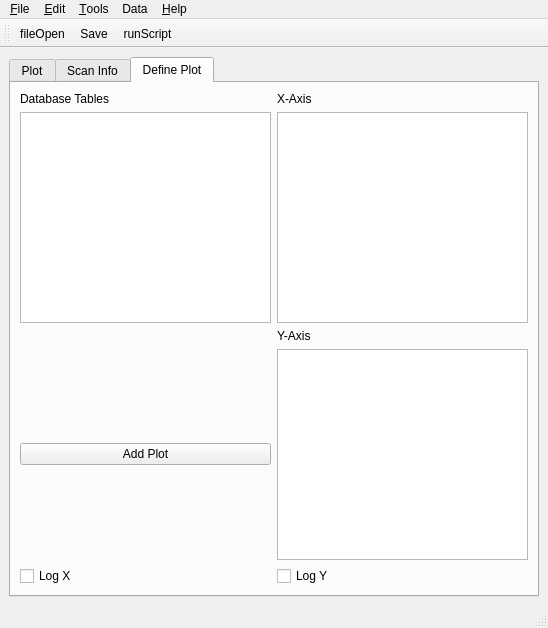
Qt form XTandem_Parsing/main.ui (mfitzp/toolz) before a commit.
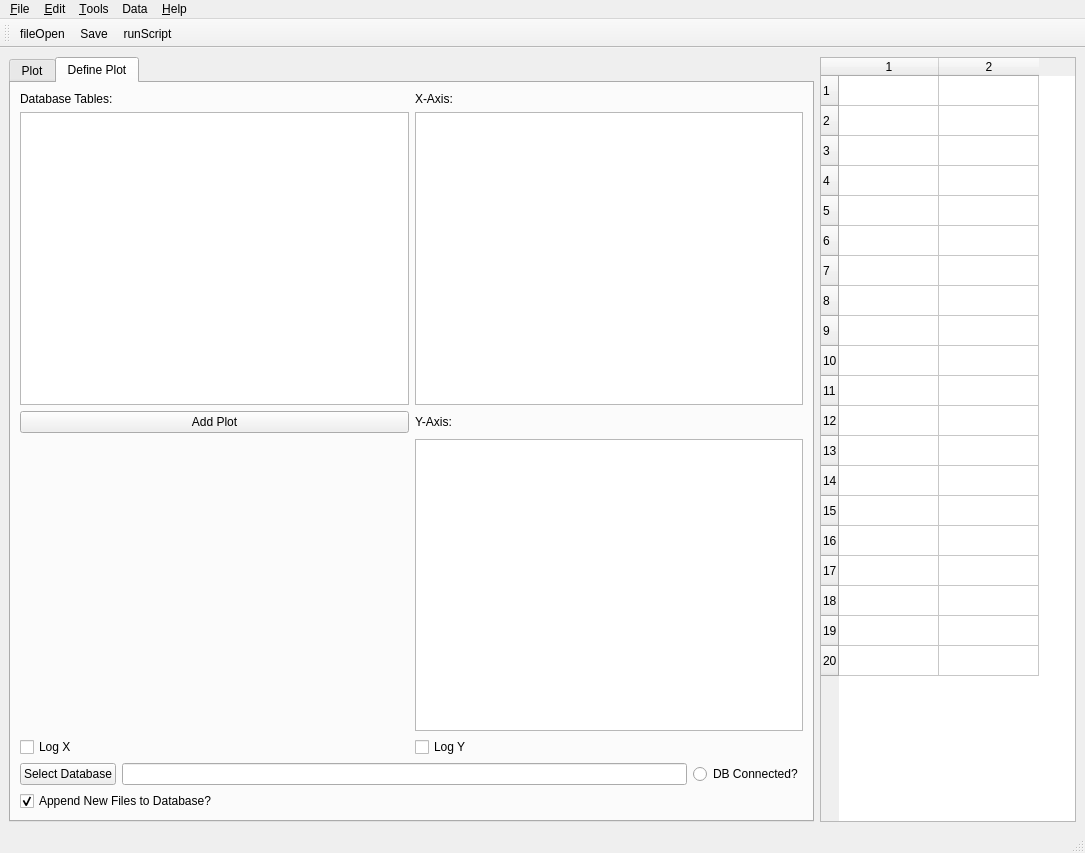
The same form after that commit. The open tabs and pages were chosen to show the change. Icons and pictures are not drawn. Custom widgets are drawn as their Qt base class.

Commit message: Update Scan Info Table and added color list

Patch:
```diff
--- a/XTandem_Parsing/main.ui
+++ b/XTandem_Parsing/main.ui
@@ -5,8 +5,8 @@
    <rect>
     <x>0</x>
     <y>0</y>
-    <width>548</width>
-    <height>628</height>
+    <width>1085</width>
+    <height>853</height>
    </rect>
   </property>
   <property name="minimumSize" >
@@ -30,161 +30,166 @@
     <normaloff>:/new/prefix1/icons/games.png</normaloff>:/new/prefix1/icons/games.png</iconset>
   </property>
   <widget class="QWidget" name="centralwidget" >
-   <property name="geometry" >
-    <rect>
-     <x>0</x>
-     <y>62</y>
-     <width>548</width>
-     <height>544</height>
-    </rect>
-   </property>
-   <layout class="QHBoxLayout" name="horizontalLayout_2" >
+   <layout class="QHBoxLayout" >
     <item>
-     <widget class="QSplitter" name="splitter" >
-      <property name="orientation" >
-       <enum>Qt::Vertical</enum>
-      </property>
-      <widget class="QWidget" name="layoutWidget" >
-       <layout class="QVBoxLayout" >
-        <item>
-         <widget class="QTabWidget" name="plotTabWidget" >
-          <property name="currentIndex" >
-           <number>0</number>
-          </property>
-          <widget class="QWidget" name="plotTab" >
-           <property name="geometry" >
-            <rect>
-             <x>0</x>
-             <y>0</y>
-             <width>524</width>
-             <height>498</height>
-            </rect>
-           </property>
-           <attribute name="title" >
-            <string>Plot</string>
-           </attribute>
-           <widget class="QWidget" name="" >
-            <layout class="QVBoxLayout" >
-             <item>
-              <widget class="MPL_Widget" native="1" name="plotWidget" />
-             </item>
-            </layout>
-           </widget>
-          </widget>
-          <widget class="QWidget" name="scanInfoTab" >
-           <property name="geometry" >
-            <rect>
-             <x>0</x>
-             <y>0</y>
-             <width>524</width>
-             <height>498</height>
-            </rect>
-           </property>
-           <attribute name="title" >
-            <string>Scan Info</string>
-           </attribute>
-           <layout class="QHBoxLayout" >
+     <layout class="QHBoxLayout" >
+      <item>
+       <widget class="QTabWidget" name="plotTabWidget" >
+        <property name="currentIndex" >
+         <number>0</number>
+        </property>
+        <widget class="QWidget" name="plotTab" >
+         <attribute name="title" >
+          <string>Plot</string>
+         </attribute>
+         <layout class="QHBoxLayout" >
+          <item>
+           <widget class="MPL_Widget" native="1" name="plotWidget" />
+          </item>
+         </layout>
+        </widget>
+        <widget class="QWidget" name="configTab" >
+         <attribute name="title" >
+          <string>Define Plot</string>
+         </attribute>
+         <layout class="QHBoxLayout" >
+          <item>
+           <layout class="QVBoxLayout" >
             <item>
-             <widget class="QTableWidget" name="tableWidget" >
-              <property name="rowCount" >
-               <number>20</number>
-              </property>
-              <property name="columnCount" >
-               <number>2</number>
-              </property>
-              <row/>
-              <row/>
-              <row/>
-              <row/>
-              <row/>
-              <row/>
-              <row/>
-              <row/>
-              <row/>
-              <row/>
-              <row/>
-              <row/>
-              <row/>
-              <row/>
-              <row/>
-              <row/>
-              <row/>
-              <row/>
-              <row/>
-              <row/>
-              <column/>
-              <column/>
-             </widget>
-            </item>
-           </layout>
-          </widget>
-          <widget class="QWidget" name="configTab" >
-           <attribute name="title" >
-            <string>Define Plot</string>
-           </attribute>
-           <layout class="QHBoxLayout" name="horizontalLayout" >
-            <item>
-             <layout class="QGridLayout" name="gridLayout_2" >
-              <item row="1" column="0" >
-               <widget class="QListWidget" name="db_listWidget" />
-              </item>
-              <item row="1" column="1" >
-               <widget class="QListWidget" name="db_Xtables" />
-              </item>
-              <item row="3" column="1" >
-               <widget class="QListWidget" name="db_Ytables" />
-              </item>
+             <layout class="QGridLayout" >
               <item row="0" column="0" >
                <widget class="QLabel" name="label_4" >
                 <property name="text" >
-                 <string>Database Tables</string>
+                 <string>Database Tables:</string>
                 </property>
                </widget>
               </item>
               <item row="0" column="1" >
                <widget class="QLabel" name="label_5" >
                 <property name="text" >
-                 <string>X-Axis</string>
+                 <string>X-Axis:</string>
+                </property>
+               </widget>
+              </item>
+              <item row="1" column="0" >
+               <widget class="QListWidget" name="db_TableList" />
+              </item>
+              <item row="1" column="1" >
+               <widget class="QListWidget" name="db_XCols" />
+              </item>
+              <item row="2" column="0" >
+               <widget class="QPushButton" name="addPlotButton" >
+                <property name="text" >
+                 <string>Add Plot</string>
                 </property>
                </widget>
               </item>
               <item row="2" column="1" >
                <widget class="QLabel" name="label_6" >
                 <property name="text" >
-                 <string>Y-Axis</string>
+                 <string>Y-Axis:</string>
                 </property>
                </widget>
               </item>
-              <item row="4" column="1" >
-               <widget class="QCheckBox" name="cb_logy" >
-                <property name="text" >
-                 <string>Log Y</string>
-                </property>
-               </widget>
+              <item row="3" column="1" >
+               <widget class="QListWidget" name="db_YCols" />
               </item>
-              <item row="4" column="0" >
+              <item row="5" column="0" >
                <widget class="QCheckBox" name="cb_logx" >
                 <property name="text" >
                  <string>Log X</string>
                 </property>
                </widget>
               </item>
-              <item row="3" column="0" >
-               <widget class="QPushButton" name="pushButton" >
+              <item row="5" column="1" >
+               <widget class="QCheckBox" name="cb_logy" >
                 <property name="text" >
-                 <string>Add Plot</string>
+                 <string>Log Y</string>
+                </property>
+               </widget>
+              </item>
+             </layout>
+            </item>
+            <item>
+             <layout class="QVBoxLayout" >
+              <item>
+               <layout class="QHBoxLayout" >
+                <item>
+                 <widget class="QPushButton" name="openDBButton" >
+                  <property name="text" >
+                   <string>Select Database</string>
+                  </property>
+                 </widget>
+                </item>
+                <item>
+                 <widget class="QLineEdit" name="curDBPathName" />
+                </item>
+                <item>
+                 <widget class="QRadioButton" name="dbConnectRB" >
+                  <property name="text" >
+                   <string>DB Connected?</string>
+                  </property>
+                 </widget>
+                </item>
+               </layout>
+              </item>
+              <item>
+               <widget class="QCheckBox" name="checkBox" >
+                <property name="text" >
+                 <string>Append New Files to Database?</string>
+                </property>
+                <property name="checked" >
+                 <bool>true</bool>
                 </property>
                </widget>
               </item>
              </layout>
             </item>
            </layout>
-          </widget>
-         </widget>
-        </item>
-       </layout>
-      </widget>
-     </widget>
+          </item>
+         </layout>
+        </widget>
+       </widget>
+      </item>
+      <item>
+       <widget class="QTableWidget" name="SelectInfoWidget" >
+        <property name="sizePolicy" >
+         <sizepolicy vsizetype="Expanding" hsizetype="Minimum" >
+          <horstretch>0</horstretch>
+          <verstretch>0</verstretch>
+         </sizepolicy>
+        </property>
+        <property name="rowCount" >
+         <number>20</number>
+        </property>
+        <property name="columnCount" >
+         <number>2</number>
+        </property>
+        <row/>
+        <row/>
+        <row/>
+        <row/>
+        <row/>
+        <row/>
+        <row/>
+        <row/>
+        <row/>
+        <row/>
+        <row/>
+        <row/>
+        <row/>
+        <row/>
+        <row/>
+        <row/>
+        <row/>
+        <row/>
+        <row/>
+        <row/>
+        <column/>
+        <column/>
+       </widget>
+      </item>
+     </layout>
     </item>
    </layout>
   </widget>
@@ -193,8 +198,8 @@
     <rect>
      <x>0</x>
      <y>0</y>
-     <width>548</width>
-     <height>24</height>
+     <width>1085</width>
+     <height>22</height>
     </rect>
    </property>
    <property name="font" >
@@ -242,25 +247,8 @@
    <addaction name="menuData" />
    <addaction name="menu_Help" />
   </widget>
-  <widget class="QStatusBar" name="statusbar" >
-   <property name="geometry" >
-    <rect>
-     <x>0</x>
-     <y>606</y>
-     <width>548</width>
-     <height>22</height>
-    </rect>
-   </property>
-  </widget>
+  <widget class="QStatusBar" name="statusbar" />
   <widget class="QToolBar" name="toolBar" >
-   <property name="geometry" >
-    <rect>
-     <x>0</x>
-     <y>24</y>
-     <width>548</width>
-     <height>38</height>
-    </rect>
-   </property>
    <property name="minimumSize" >
     <size>
      <width>12</width>
```
Left out of the diff: 72 changed lines with no effect on the pictures. The commit also changes 5 other files.
